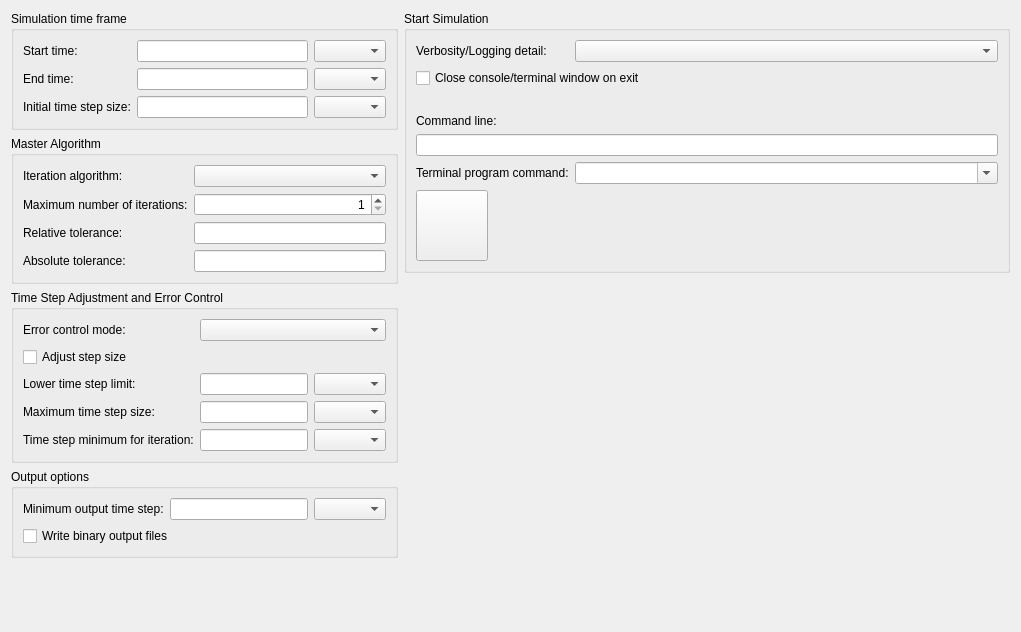
Old version of the form MasterSimulatorUI/src/MSIMViewSimulation.ui in the repository ghorwin/MasterSim.
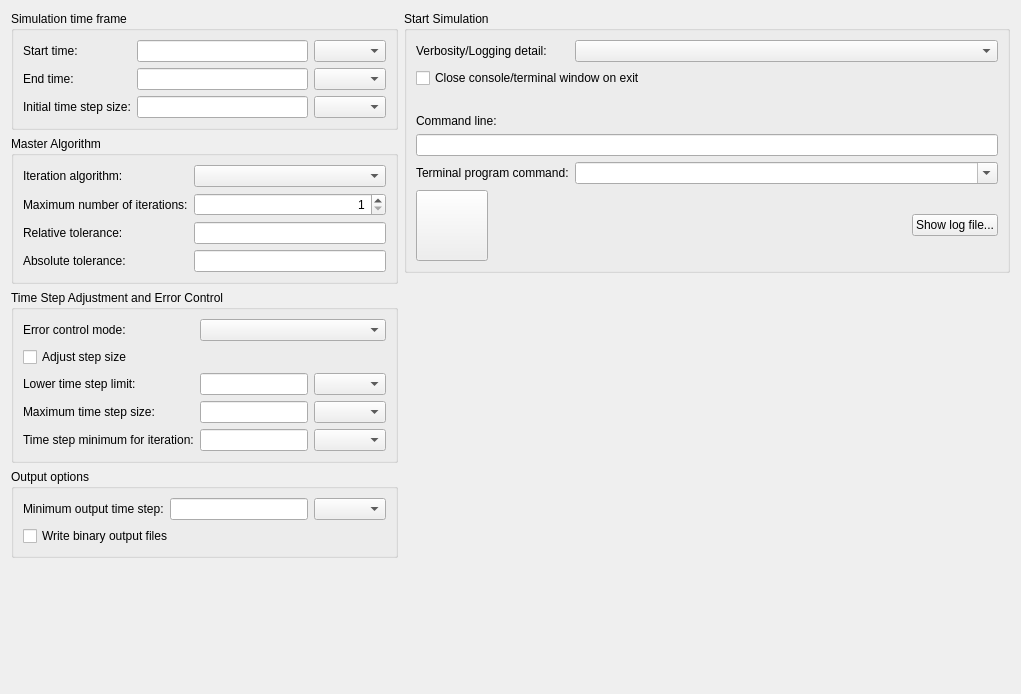
New version of the form. Icons and pictures are not drawn.

Commit message: Added button to show simulation log file.

```diff
--- a/MasterSimulatorUI/src/MSIMViewSimulation.ui
+++ b/MasterSimulatorUI/src/MSIMViewSimulation.ui
@@ -7,7 +7,7 @@
     <x>0</x>
     <y>0</y>
     <width>1021</width>
-    <height>632</height>
+    <height>694</height>
    </rect>
   </property>
   <property name="windowTitle">
@@ -303,6 +303,13 @@
           </property>
          </spacer>
         </item>
+        <item>
+         <widget class="QPushButton" name="pushButton">
+          <property name="text">
+           <string>Show log file...</string>
+          </property>
+         </widget>
+        </item>
        </layout>
       </item>
       <item row="2" column="0">
```
Left out of the diff: 100 changed lines with no effect on the pictures. The commit also changes 8 other files.
